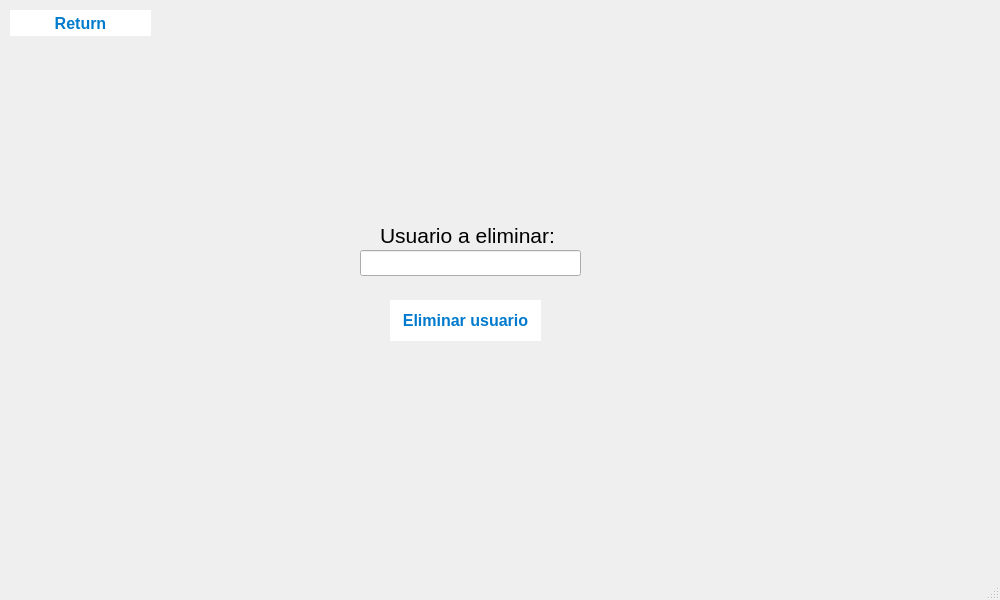
Before: the Qt Designer form PI-Edificio/removeuser.ui in QuiannZo/Intelligent_Building, drawn with Qt 5.
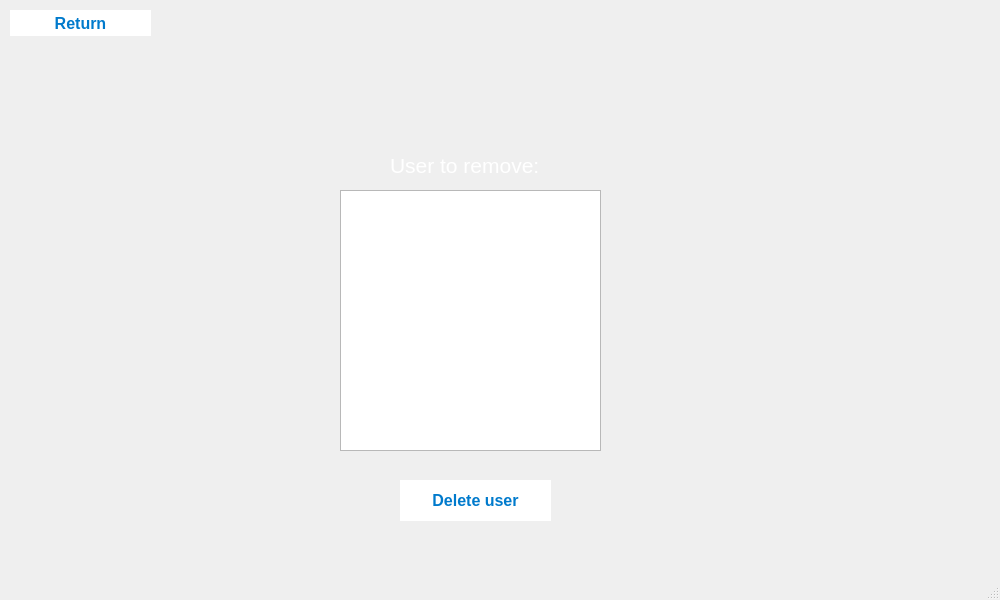
After: the same form once the commit is applied.

Commit message: Changes to user management.

```diff
--- a/PI-Edificio/removeuser.ui
+++ b/PI-Edificio/removeuser.ui
@@ -17,46 +17,63 @@
    <widget class="QWidget" name="widgetUser" native="true">
     <property name="geometry">
      <rect>
-      <x>380</x>
-      <y>60</y>
-      <width>171</width>
-      <height>151</height>
+      <x>430</x>
+      <y>40</y>
+      <width>81</width>
+      <height>71</height>
      </rect>
     </property>
    </widget>
    <widget class="QLabel" name="nombre">
     <property name="geometry">
      <rect>
-      <x>380</x>
-      <y>220</y>
+      <x>390</x>
+      <y>150</y>
       <width>181</width>
       <height>31</height>
      </rect>
     </property>
+    <property name="palette">
+     <palette>
+      <active>
+       <colorrole role="WindowText">
+        <brush brushstyle="SolidPattern">
+         <color alpha="255">
+          <red>255</red>
+          <green>255</green>
+          <blue>255</blue>
+         </color>
+        </brush>
+       </colorrole>
+      </active>
+      <inactive>
+       <colorrole role="WindowText">
+        <brush brushstyle="SolidPattern">
+         <color alpha="255">
+          <red>255</red>
+          <green>255</green>
+          <blue>255</blue>
+         </color>
+        </brush>
+       </colorrole>
+      </inactive>
+      <disabled/>
+     </palette>
+    </property>
     <property name="font">
      <font>
       <pointsize>16</pointsize>
      </font>
     </property>
     <property name="text">
-     <string>Usuario a eliminar: </string>
-    </property>
-   </widget>
-   <widget class="QLineEdit" name="lineEdit_2">
-    <property name="geometry">
-     <rect>
-      <x>360</x>
-      <y>250</y>
-      <width>221</width>
-      <height>26</height>
-     </rect>
+     <string>User to remove:</string>
     </property>
    </widget>
    <widget class="QPushButton" name="pushButton1">
     <property name="geometry">
      <rect>
-      <x>390</x>
-      <y>300</y>
+      <x>400</x>
+      <y>480</y>
       <width>151</width>
       <height>41</height>
      </rect>
@@ -84,7 +101,7 @@
     }</string>
     </property>
     <property name="text">
-     <string>Eliminar usuario</string>
+     <string>Delete user</string>
     </property>
    </widget>
    <widget class="QPushButton" name="pushButton1_2">
@@ -122,6 +139,16 @@
      <string>Return</string>
     </property>
    </widget>
+   <widget class="QListWidget" name="listWidget">
+    <property name="geometry">
+     <rect>
+      <x>340</x>
+      <y>190</y>
+      <width>261</width>
+      <height>261</height>
+     </rect>
+    </property>
+   </widget>
   </widget>
   <widget class="QMenuBar" name="menubar">
    <property name="geometry">
```
Left out of the diff: 2 changed lines with no effect on the pictures. The commit also changes 689 other files.
